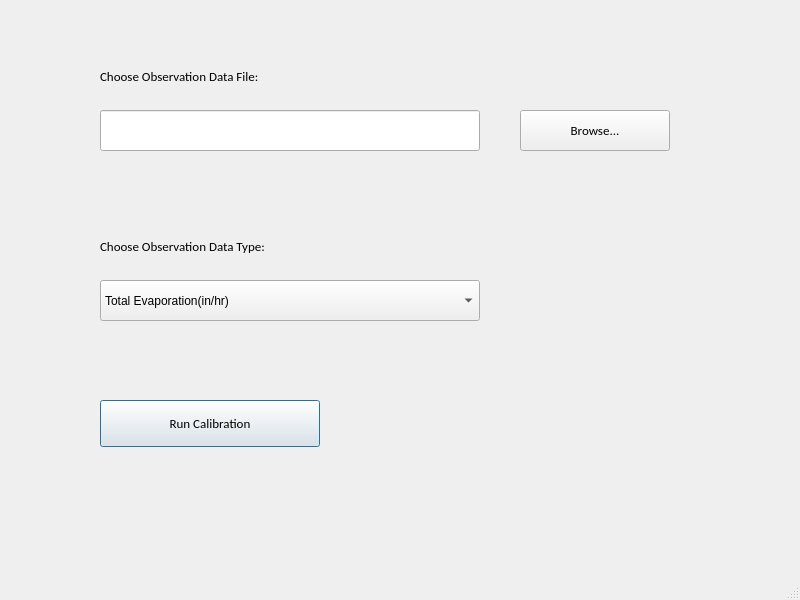
XuanyiLin/SWMM2PEST2.0, file UI_Files/PestCalibrationUI.ui: the form before one commit.
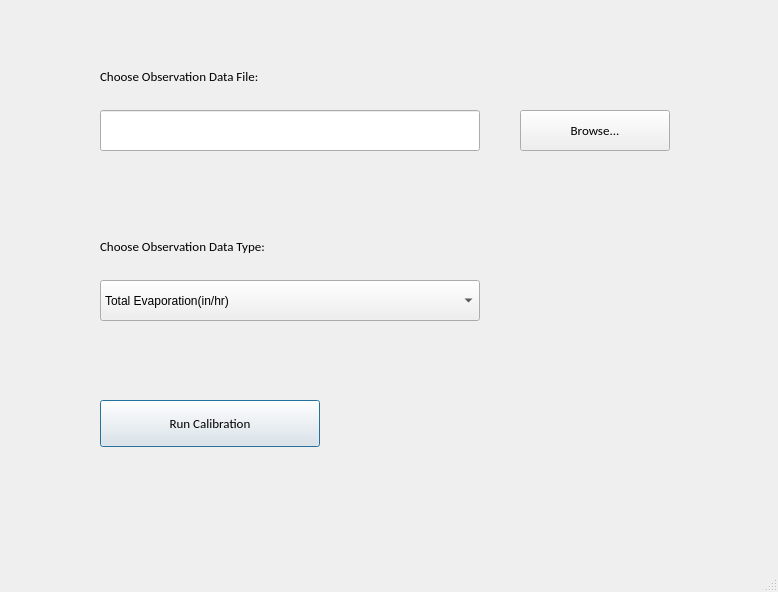
The form after the commit. Icons and pictures are not drawn.

Diff of the .ui file:
```diff
--- a/UI_Files/PestCalibrationUI.ui
+++ b/UI_Files/PestCalibrationUI.ui
@@ -6,8 +6,8 @@
    <rect>
     <x>0</x>
     <y>0</y>
-    <width>800</width>
-    <height>600</height>
+    <width>778</width>
+    <height>592</height>
    </rect>
   </property>
   <property name="windowTitle">
```
Left out of the diff: 2 changed lines with no effect on the pictures.
